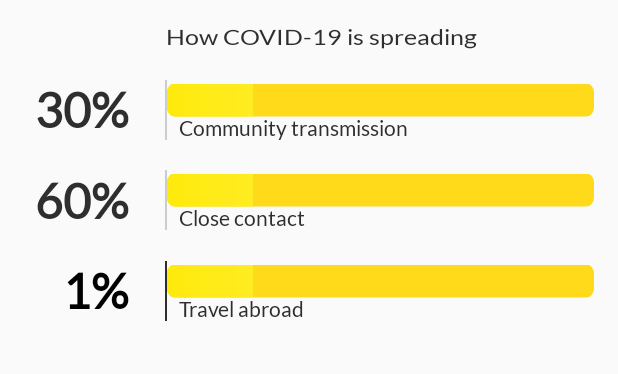
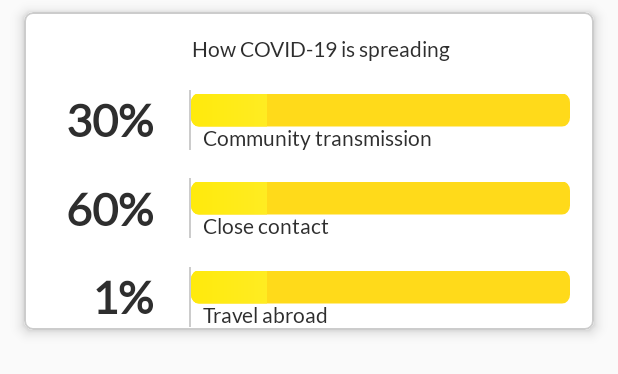
Before and after one commit to francislainy/CovidTracker, an Android app: the layout covid_spreading_layout.xml on its own in the app's theme, with its tools: preview values and no code run, on a phone screen of 412 x 824 dp. Shown: the top 374 px of the screen. Run offline under Robolectric (Android 15) with nearby library versions, the phone set to English and light mode, and no system bars.

```diff
--- a/app/src/main/res/layout/covid_spreading_layout.xml
+++ b/app/src/main/res/layout/covid_spreading_layout.xml
@@ -1,7 +1,12 @@
 <?xml version="1.0" encoding="utf-8"?>
-<androidx.constraintlayout.widget.ConstraintLayout xmlns:android="http://schemas.android.com/apk/res/android"
+<com.google.android.material.card.MaterialCardView xmlns:android="http://schemas.android.com/apk/res/android"
     xmlns:app="http://schemas.android.com/apk/res-auto"
     xmlns:tools="http://schemas.android.com/tools"
+    style="@style/materialCardStyle"
+    android:layout_width="match_parent"
+    android:layout_height="wrap_content">
+
+    <androidx.constraintlayout.widget.ConstraintLayout
         android:id="@+id/covidSpreadingLayout"
         android:layout_width="match_parent"
         android:layout_height="wrap_content"
@@ -12,31 +17,28 @@
             android:layout_width="0dp"
             android:layout_height="wrap_content"
             android:layout_marginStart="16dp"
-        android:gravity="center"
-        android:textScaleX="1.2"
             android:layout_marginTop="16dp"
             android:layout_marginBottom="16dp"
+            android:gravity="center"
+            android:text="How COVID-19 is spreading"
             android:textColor="@color/text"
-        android:text="How COVID-19 is spreading"
+            app:layout_constraintEnd_toEndOf="parent"
             app:layout_constraintStart_toStartOf="parent"
-        app:layout_constraintEnd_toEndOf="parent"
             app:layout_constraintTop_toTopOf="parent" />
 
         <TextView
             android:id="@+id/tvTotalCommunity"
+            style="@style/textTotalsStyle"
             android:layout_width="70dp"
+            android:layout_marginStart="16dp"
+            android:layout_marginTop="16dp"
             android:gravity="end"
-        android:layout_height="wrap_content"
-        android:layout_marginStart="16dp"
             android:paddingTop="4dp"
             android:paddingBottom="4dp"
-        tools:text="30%"
-        android:textColor="@color/text"
-        android:textSize="32sp"
-        android:layout_marginTop="16dp"
             android:textStyle="bold"
             app:layout_constraintStart_toStartOf="parent"
-        app:layout_constraintTop_toBottomOf="@+id/tvHowSpreadingHeader" />
+            app:layout_constraintTop_toBottomOf="@+id/tvHowSpreadingHeader"
+            tools:text="30%" />
 
         <View
             android:id="@+id/view"
@@ -66,8 +68,8 @@
             android:layout_width="wrap_content"
             android:layout_height="wrap_content"
             android:layout_marginStart="8dp"
+            android:text="Community transmission"
             android:textColor="@color/text"
-        android:text="Community transmission"
             app:layout_constraintBottom_toBottomOf="@+id/tvTotalCommunity"
             app:layout_constraintStart_toStartOf="@id/pbCommunity"
             app:layout_constraintTop_toBottomOf="@+id/pbCommunity" />
@@ -75,19 +77,16 @@
 
         <TextView
             android:id="@+id/tvTotalCloseContact"
+            style="@style/textTotalsStyle"
             android:layout_width="0dp"
-        android:layout_height="wrap_content"
             android:layout_marginTop="16dp"
+            android:gravity="end"
             android:paddingTop="4dp"
             android:paddingBottom="4dp"
-        tools:text="60%"
-        android:gravity="end"
-        android:textSize="32sp"
-        android:textStyle="bold"
-        android:textColor="@color/text"
             app:layout_constraintEnd_toEndOf="@+id/tvTotalCommunity"
             app:layout_constraintStart_toStartOf="@+id/tvTotalCommunity"
-        app:layout_constraintTop_toBottomOf="@+id/tvCommunityTransmissionLabel" />
+            app:layout_constraintTop_toBottomOf="@+id/tvCommunityTransmissionLabel"
+            tools:text="60%" />
 
         <View
             android:id="@+id/view2"
@@ -126,26 +125,23 @@
 
         <TextView
             android:id="@+id/tvTotalTravelAbroad"
+            style="@style/textTotalsStyle"
             android:layout_width="0dp"
-        android:layout_height="wrap_content"
             android:layout_marginTop="16dp"
+            android:gravity="end"
             android:paddingTop="4dp"
             android:paddingBottom="4dp"
-        tools:text="1%"
-        android:gravity="end"
-        android:textSize="32sp"
-        android:textColor="@color/black"
-        android:textStyle="bold"
             app:layout_constraintEnd_toEndOf="@+id/tvTotalCloseContact"
             app:layout_constraintStart_toStartOf="@+id/tvTotalCloseContact"
-        app:layout_constraintTop_toBottomOf="@+id/tvCloseContactLabel" />
+            app:layout_constraintTop_toBottomOf="@+id/tvCloseContactLabel"
+            tools:text="1%" />
 
         <View
             android:id="@+id/view3"
             android:layout_width="1dp"
             android:layout_height="40dp"
             android:layout_marginStart="24dp"
-        android:background="@color/text"
+            android:background="@color/greyCcc"
             app:layout_constraintBottom_toBottomOf="@id/tvTotalTravelAbroad"
             app:layout_constraintStart_toEndOf="@id/tvTotalTravelAbroad"
             app:layout_constraintTop_toTopOf="@+id/tvTotalTravelAbroad" />
@@ -174,5 +170,6 @@
             app:layout_constraintStart_toStartOf="@id/pbTravelAbroad"
             app:layout_constraintTop_toBottomOf="@+id/pbTravelAbroad" />
 
+    </androidx.constraintlayout.widget.ConstraintLayout>
 
-</androidx.constraintlayout.widget.ConstraintLayout>
+</com.google.android.material.card.MaterialCardView>
--- a/app/src/main/res/layout/todays_fight_layout.xml
+++ b/app/src/main/res/layout/todays_fight_layout.xml
@@ -20,6 +20,9 @@
         layout="@layout/todays_fight_figures"
         android:layout_width="match_parent"
         android:layout_height="wrap_content"
+        android:layout_marginStart="16dp"
+        android:layout_marginTop="16dp"
+        android:layout_marginEnd="16dp"
         app:layout_constraintStart_toStartOf="@id/titleAndProgressBar"
         app:layout_constraintTop_toBottomOf="@id/titleAndProgressBar" />
 
--- a/app/src/main/res/values/styles.xml
+++ b/app/src/main/res/values/styles.xml
@@ -73,4 +73,13 @@
         <item name="cardElevation">5dp</item>
     </style>
 
+    <style name="textTotalsStyle">
+        <item name="android:layout_width">wrap_content</item>
+        <item name="android:layout_height">wrap_content</item>
+        <item name="android:textAppearance">@style/TextAppearance.AppCompat.Large</item>
+        <item name="android:textColor">@color/text</item>
+        <item name="android:textSize">30sp</item>
+        <item name="android:textStyle">bold</item>
+    </style>
+
 </resources>
```
Also changed, not shown: app/src/main/res/layout/fragment_updates.xml (+4 -5 lines), app/src/main/res/layout/national_totals_layout.xml (+6 -32 lines), app/src/main/res/layout/todays_fight_figures.xml (+6 -33 lines). Lines whose indentation alone changed are shown as unchanged.
